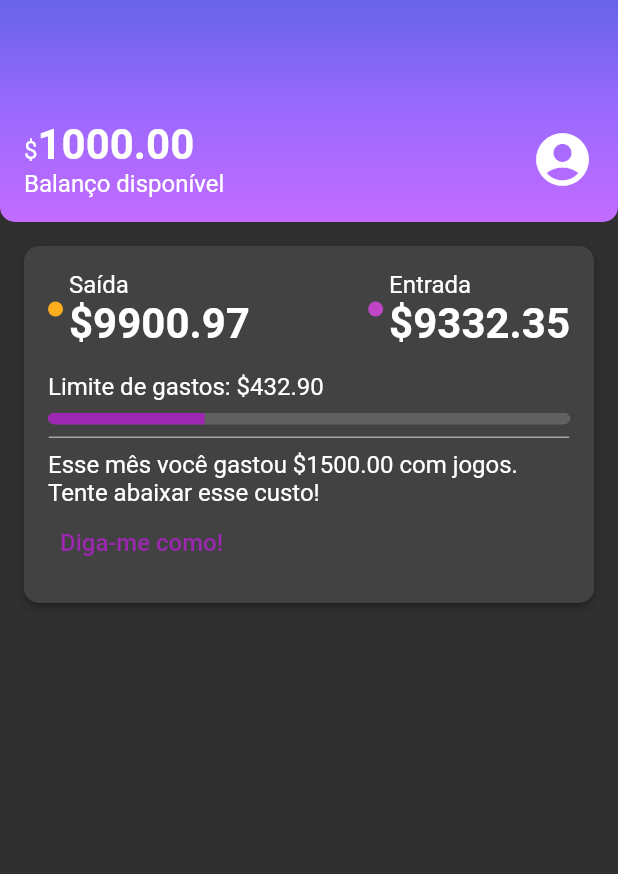
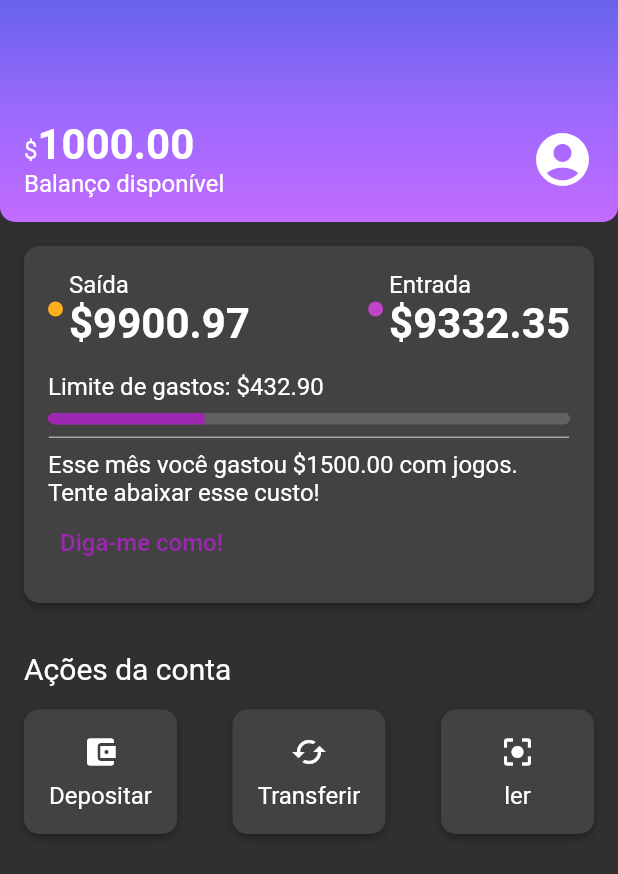
Before and after one commit to diegominelli/aluBank, a Flutter app: the screen it shows after launch, on a phone screen of 412 x 824 dp. Shown: the top 874 px of the screen. Run offline on Flutter 3.47's test engine with Material 2 defaults, Android fonts, the phone set to English and light mode, and no system bars.

Commit message:
implementando o accontActions

```diff
--- /dev/null
+++ b/lib/components/sections/account_actions.dart
@@ -0,0 +1,73 @@
+import 'package:alubank/components/box_card.dart';
+import 'package:flutter/material.dart';
+
+class AccountActions extends StatelessWidget {
+  const AccountActions({super.key});
+
+  @override
+  Widget build(BuildContext context) {
+    return Padding(
+      padding: const EdgeInsets.all(16),
+      child: Column(
+        crossAxisAlignment: CrossAxisAlignment.start,
+        children: [
+          Padding(
+            padding: const EdgeInsets.only(bottom: 16.0),
+            child: Text(
+              'Ações da conta',
+              style: Theme.of(context).textTheme.titleMedium,
+            ),
+          ),
+          Row(
+            mainAxisAlignment: MainAxisAlignment.spaceBetween,
+            children: const [
+              BoxCard(
+                boxContent: _AccountActionsContent(
+                  icon: Icon(Icons.account_balance_wallet),
+                  text: 'Depositar',
+                ),
+              ),
+              BoxCard(
+                boxContent: _AccountActionsContent(
+                  icon: Icon(Icons.cached),
+                  text: 'Transferir',
+                ),
+              ),
+              BoxCard(
+                boxContent: _AccountActionsContent(
+                  icon: Icon(Icons.center_focus_strong),
+                  text: 'ler',
+                ),
+              )
+            ],
+          )
+        ],
+      ),
+    );
+  }
+}
+
+class _AccountActionsContent extends StatelessWidget {
+  final Icon icon;
+  final String text;
+
+  const _AccountActionsContent(
+      {Key? key, required this.icon, required this.text})
+      : super(key: key);
+
+  @override
+  Widget build(BuildContext context) {
+    return Container(
+      width: 70,
+      child: Column(
+        children: [
+          Padding(
+            padding: const EdgeInsets.only(bottom: 8.0),
+            child: icon,
+          ),
+          Text(text),
+        ],
+      ),
+    );
+  }
+}
--- a/lib/screens/home.dart
+++ b/lib/screens/home.dart
@@ -1,3 +1,4 @@
+import 'package:alubank/components/sections/account_actions.dart';
 import 'package:alubank/components/sections/header.dart';
 import 'package:alubank/components/sections/recent_activity.dart';
 import 'package:flutter/material.dart';
@@ -12,6 +13,7 @@ class Home extends StatelessWidget {
         children: const <Widget>[
           Header(),
           RecentActivity(),
+          AccountActions(),
         ],
       ),
     );
--- a/lib/themes/my_theme.dart
+++ b/lib/themes/my_theme.dart
@@ -14,5 +14,9 @@ ThemeData MyTheme = ThemeData(
       fontSize: 28,
       fontWeight: FontWeight.bold,
     ),
+    titleMedium: TextStyle(
+      fontSize: 20,
+      fontWeight: FontWeight.normal,
+    ),
   ),
 );
```
